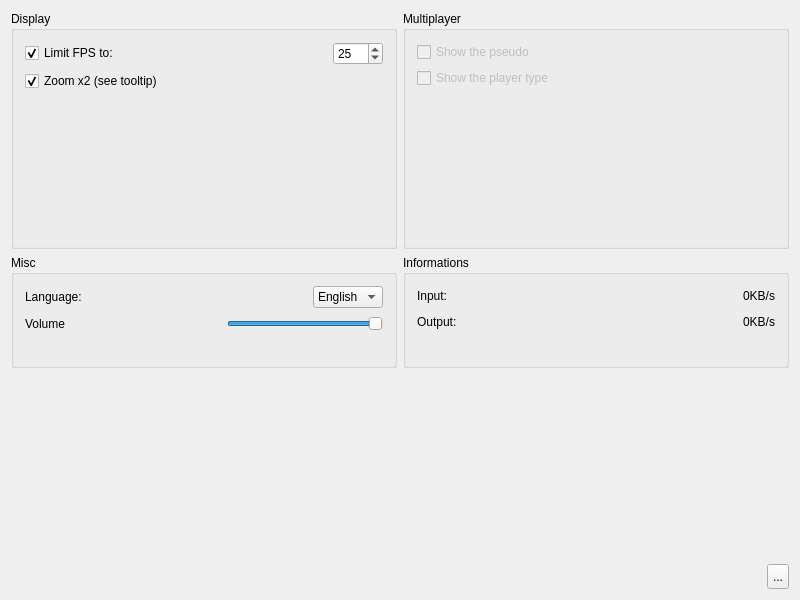
Above: client/base/interface/BaseWindow.ui from alphaonex86/CatchChallenger before the change. Below: the same form after it.
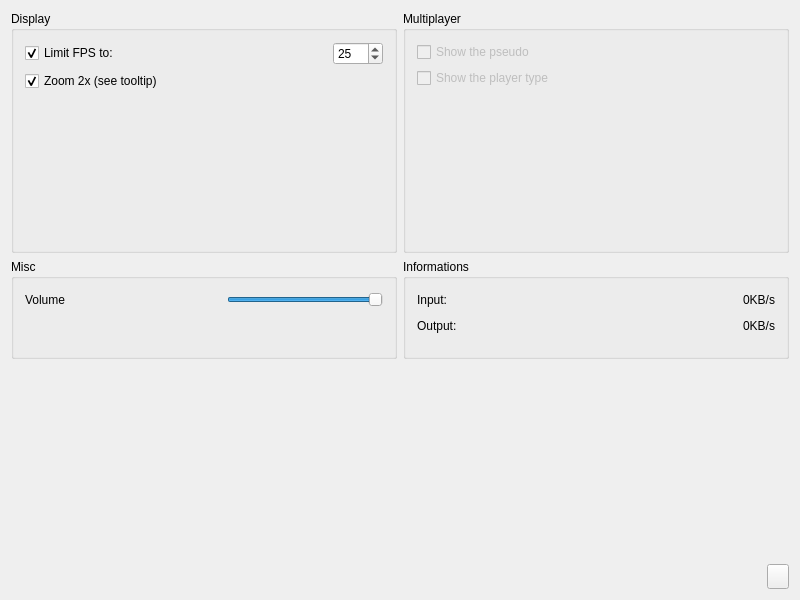
That is the form after the change. The open tabs and pages were chosen to show the change. Icons and pictures are not drawn.

Diff of the .ui file:
```diff
--- a/client/base/interface/BaseWindow.ui
+++ b/client/base/interface/BaseWindow.ui
@@ -1978,7 +1978,7 @@
 Without it will be show into the screen, with it it show at the border</string>
                 </property>
                 <property name="text">
-                 <string>Zoom x2 (see tooltip)</string>
+                 <string>Zoom 2x (see tooltip)</string>
                 </property>
                 <property name="checked">
                  <bool>true</bool>
@@ -2064,39 +2064,6 @@
               <string>Misc</string>
              </property>
              <layout class="QVBoxLayout" name="verticalLayout_11">
-              <item>
-               <layout class="QHBoxLayout" name="horizontalLayout_15">
-                <item>
-                 <widget class="QLabel" name="label">
-                  <property name="text">
-                   <string>Language:</string>
-                  </property>
-                 </widget>
-                </item>
-                <item>
-                 <spacer name="horizontalSpacer_4">
-                  <property name="orientation">
-                   <enum>Qt::Horizontal</enum>
-                  </property>
-                  <property name="sizeHint" stdset="0">
-                   <size>
-                    <width>40</width>
-                    <height>20</height>
-                   </size>
-                  </property>
-                 </spacer>
-                </item>
-                <item>
-                 <widget class="QComboBox" name="comboBoxLanguage">
-                  <item>
-                   <property name="text">
-                    <string>English</string>
-                   </property>
-                  </item>
-                 </widget>
-                </item>
-               </layout>
-              </item>
               <item>
                <layout class="QHBoxLayout" name="horizontalLayout_56">
                 <item>
@@ -2296,9 +2263,6 @@
 border-image: url(:/images/empty.png);
 }</string>
              </property>
-             <property name="text">
-              <string>...</string>
-             </property>
             </widget>
            </item>
           </layout>
```
Left out of the diff: 59 changed lines with no effect on the pictures.
